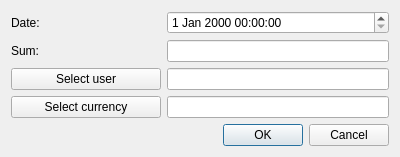
This is OrmasAdmin/OrmasAdmin/CreateRfdDlg.ui in Dalerjon/TheOrmasProejct as Qt 5 draws it before an edit. The edited form follows.
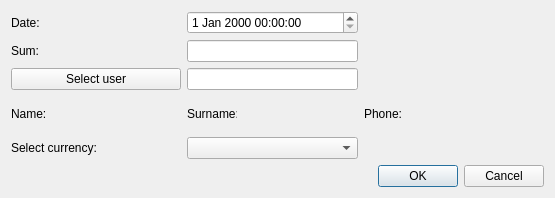
This is the edited form.

```diff
--- a/OrmasAdmin/OrmasAdmin/CreateRfdDlg.ui
+++ b/OrmasAdmin/OrmasAdmin/CreateRfdDlg.ui
@@ -6,8 +6,8 @@
    <rect>
     <x>0</x>
     <y>0</y>
-    <width>400</width>
-    <height>157</height>
+    <width>555</width>
+    <height>198</height>
    </rect>
   </property>
   <property name="windowTitle">
@@ -32,24 +32,144 @@
    <property name="bottomMargin">
     <number>11</number>
    </property>
-   <item row="4" column="1">
-    <widget class="QLineEdit" name="userEdit">
-     <property name="toolTip">
-      <string>Must not be empty</string>
+   <item row="5" column="1">
+    <widget class="QLabel" name="namePh">
+     <property name="minimumSize">
+      <size>
+       <width>100</width>
+       <height>0</height>
+      </size>
      </property>
-     <property name="readOnly">
-      <bool>true</bool>
+     <property name="font">
+      <font>
+       <family>Times New Roman</family>
+       <pointsize>12</pointsize>
+       <weight>75</weight>
+       <italic>true</italic>
+       <bold>true</bold>
+      </font>
      </property>
+     <property name="text">
+      <string/>
+     </property>
     </widget>
    </item>
-   <item row="2" column="1">
-    <widget class="QLineEdit" name="valueEdit">
-     <property name="toolTip">
-      <string>&lt;html&gt;&lt;head/&gt;&lt;body&gt;&lt;p&gt;For example: 300 (depending on currency, in that case 300 USD)&lt;/p&gt;&lt;/body&gt;&lt;/html&gt;</string>
+   <item row="5" column="4">
+    <widget class="QLabel" name="phoneLb">
+     <property name="minimumSize">
+      <size>
+       <width>60</width>
+       <height>0</height>
+      </size>
      </property>
+     <property name="maximumSize">
+      <size>
+       <width>60</width>
+       <height>16777215</height>
+      </size>
+     </property>
+     <property name="text">
+      <string>Phone:</string>
+     </property>
     </widget>
    </item>
-   <item row="6" column="0" colspan="2">
+   <item row="5" column="0">
+    <widget class="QLabel" name="nameLb">
+     <property name="minimumSize">
+      <size>
+       <width>50</width>
+       <height>0</height>
+      </size>
+     </property>
+     <property name="maximumSize">
+      <size>
+       <width>50</width>
+       <height>16777215</height>
+      </size>
+     </property>
+     <property name="text">
+      <string>Name:</string>
+     </property>
+    </widget>
+   </item>
+   <item row="5" column="2">
+    <widget class="QLabel" name="surnameLb">
+     <property name="minimumSize">
+      <size>
+       <width>50</width>
+       <height>0</height>
+      </size>
+     </property>
+     <property name="maximumSize">
+      <size>
+       <width>50</width>
+       <height>16777215</height>
+      </size>
+     </property>
+     <property name="text">
+      <string>Surname:</string>
+     </property>
+    </widget>
+   </item>
+   <item row="5" column="3">
+    <widget class="QLabel" name="surnamePh">
+     <property name="minimumSize">
+      <size>
+       <width>100</width>
+       <height>0</height>
+      </size>
+     </property>
+     <property name="font">
+      <font>
+       <family>Times New Roman</family>
+       <pointsize>12</pointsize>
+       <weight>75</weight>
+       <italic>true</italic>
+       <bold>true</bold>
+      </font>
+     </property>
+     <property name="text">
+      <string/>
+     </property>
+    </widget>
+   </item>
+   <item row="2" column="0">
+    <widget class="QLabel" name="valieLb">
+     <property name="text">
+      <string>Sum:</string>
+     </property>
+    </widget>
+   </item>
+   <item row="0" column="0">
+    <widget class="QLabel" name="dateLb">
+     <property name="text">
+      <string>Date:</string>
+     </property>
+    </widget>
+   </item>
+   <item row="5" column="5">
+    <widget class="QLabel" name="phonePh">
+     <property name="minimumSize">
+      <size>
+       <width>100</width>
+       <height>0</height>
+      </size>
+     </property>
+     <property name="font">
+      <font>
+       <family>Times New Roman</family>
+       <pointsize>12</pointsize>
+       <weight>75</weight>
+       <italic>true</italic>
+       <bold>true</bold>
+      </font>
+     </property>
+     <property name="text">
+      <string/>
+     </property>
+    </widget>
+   </item>
+   <item row="7" column="0" colspan="6">
     <layout class="QHBoxLayout" name="horizontalLayout">
      <item>
       <spacer name="horizontalSpacer">
@@ -80,35 +200,37 @@
      </item>
     </layout>
    </item>
-   <item row="5" column="1">
-    <widget class="QLineEdit" name="currencyEdit">
+   <item row="6" column="0" colspan="2">
+    <widget class="QLabel" name="currencyLb">
+     <property name="text">
+      <string>Select currency:</string>
+     </property>
+    </widget>
+   </item>
+   <item row="6" column="2" colspan="2">
+    <widget class="QComboBox" name="currencyCmb"/>
+   </item>
+   <item row="4" column="2" colspan="2">
+    <widget class="QLineEdit" name="userEdit">
+     <property name="toolTip">
+      <string>Must not be empty</string>
+     </property>
      <property name="readOnly">
       <bool>true</bool>
      </property>
     </widget>
    </item>
-   <item row="2" column="0">
-    <widget class="QLabel" name="valieLb">
-     <property name="text">
-      <string>Sum:</string>
+   <item row="2" column="2" colspan="2">
+    <widget class="QLineEdit" name="valueEdit">
+     <property name="toolTip">
+      <string>&lt;html&gt;&lt;head/&gt;&lt;body&gt;&lt;p&gt;For example: 300 (depending on currency, in that case 300 USD)&lt;/p&gt;&lt;/body&gt;&lt;/html&gt;</string>
      </property>
     </widget>
    </item>
-   <item row="5" column="0">
-    <widget class="QPushButton" name="currencyBtn">
-     <property name="text">
-      <string>Select currency</string>
-     </property>
-    </widget>
+   <item row="0" column="2" colspan="2">
+    <widget class="QDateTimeEdit" name="dateEdit"/>
    </item>
-   <item row="0" column="0">
-    <widget class="QLabel" name="dateLb">
-     <property name="text">
-      <string>Date:</string>
-     </property>
-    </widget>
-   </item>
-   <item row="4" column="0">
+   <item row="4" column="0" colspan="2">
     <widget class="QPushButton" name="userBtn">
      <property name="minimumSize">
       <size>
@@ -121,9 +243,6 @@
      </property>
     </widget>
    </item>
-   <item row="0" column="1">
-    <widget class="QDateTimeEdit" name="dateEdit"/>
-   </item>
   </layout>
  </widget>
  <tabstops>
```
Left out of the diff: 4 changed lines with no effect on the pictures.
